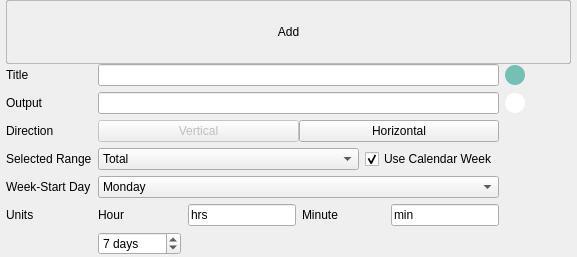
Before: the Qt Designer form res/ui/cell_item.ui in iamjustkoi/StudyTimeStats, drawn with Qt 5.
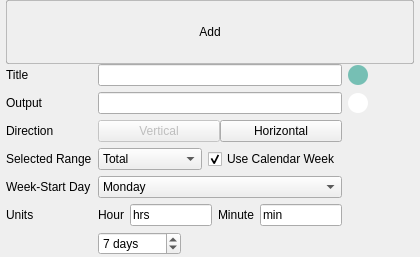
After: the same form once the commit is applied. Icons and pictures are not drawn.

Diff of the .ui file:
```diff
--- a/res/ui/cell_item.ui
+++ b/res/ui/cell_item.ui
@@ -6,8 +6,8 @@
    <rect>
     <x>0</x>
     <y>0</y>
-    <width>577</width>
-    <height>251</height>
+    <width>418</width>
+    <height>205</height>
    </rect>
   </property>
   <property name="sizePolicy">
@@ -45,7 +45,7 @@
    <item>
     <widget class="QPushButton" name="addButton">
      <property name="sizePolicy">
-      <sizepolicy hsizetype="Preferred" vsizetype="Fixed">
+      <sizepolicy hsizetype="Expanding" vsizetype="Fixed">
        <horstretch>0</horstretch>
        <verstretch>0</verstretch>
       </sizepolicy>
```
